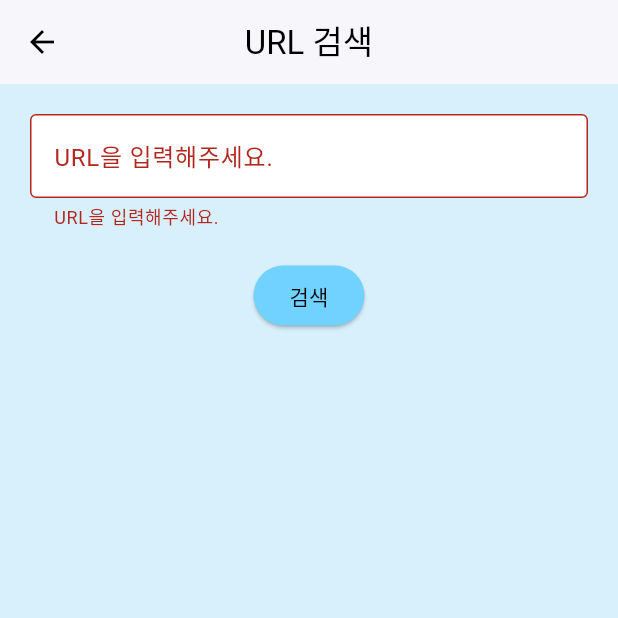
After one commit to SSS-PROJECT-TEAM-9-GDG/FE, a Flutter app: the URLSearchScreen screen opened directly, after a tap on "검색", on a phone screen of 412 x 824 dp, the top half of it. The commit adds this screen. Run offline on Flutter 3.47's test engine with Material 3 defaults, Android fonts, the phone set to English and light mode, and no system bars; our stand-ins replace dio, fluttertoast; Roboto replaces fonts that are missing (Pretendard).

Commit message:
feat: url검색 서버 연결

```diff
--- a/sssproject_frontend/lib/const/images.dart
+++ b/sssproject_frontend/lib/const/images.dart
@@ -1,5 +1,6 @@
 const String backgroundCurve = 'assets/images/backgroundCurve.png';
 const String goormCharactor = 'assets/images/goormCharactor.png';
+const String gooroomCharactor2 = 'assets/images/goormCharactor2.png';
 const String sheildCharactor = 'assets/images/sheildCharactor.png';
 
 const String shieldSearchColor = 'assets/images/shieldSearchColor.png';
--- /dev/null
+++ b/sssproject_frontend/lib/url/repository/urlSearchService.dart
@@ -0,0 +1,45 @@
+import 'package:dio/dio.dart';
+import 'package:sssproject_frontend/const/dio.dart';
+import 'package:sssproject_frontend/url/model/Url.dart';
+
+class UrlSearchService {
+final dio = Dio();
+
+  UrlSearchService() {
+    dio.options.validateStatus = (status) {
+      return status != null && status < 500; // 500 이상의 오류는 예외로 처리하지 않음
+    };
+  }
+
+  Future<Url> getUrlData(String url) async{
+    Response response;
+    try{
+      String serverUrl = '$BASE_URL/api/urlcheck/scan';
+      response = await dio.post(
+        serverUrl,
+        data: {'url' : url,}
+      );
+
+      if(response.statusCode == 200) {
+        print("url 전송 선공!");
+        print('Response Data: ${response.data}');
+        return Url.fromJson(response.data);
+      } else {
+        throw Exception('Fail to load data');
+      }
+    } on DioException catch (e) {
+      String errorMessage = '서버 오류가 발생했습니다. 잠시 후 다시 시도해주세요.';
+      if (e.response != null) {
+        if (e.response!.statusCode == 500) {
+          errorMessage = '서버에서 처리할 수 없는 오류가 발생했습니다.';
+        }
+        errorMessage = e.response?.data['message'] ?? errorMessage;
+      } else {
+        // 네트워크 오류나 기타 오류 처리
+        errorMessage = e.message ?? errorMessage;
+      }
+
+      throw Exception('Failed to load report data: ${e.response?.data['message'] ?? e.message}');
+    }
+  }
+}
--- /dev/null
+++ b/sssproject_frontend/lib/url/view/urlSearchScreen.dart
@@ -0,0 +1,113 @@
+import 'package:flutter/material.dart';
+import 'package:sssproject_frontend/const/colors.dart';
+import 'package:sssproject_frontend/url/model/Url.dart';
+import 'package:sssproject_frontend/url/repository/urlSearchService.dart';
+import 'package:sssproject_frontend/url/view/safeUrlWidget.dart';
+
+class URLSearchScreen extends StatefulWidget {
+  const URLSearchScreen({super.key});
+
+  @override
+  State<URLSearchScreen> createState() => _URLSearchScreenState();
+}
+
+class _URLSearchScreenState extends State<URLSearchScreen> {
+  final TextEditingController _urlController = TextEditingController();
+  String? _errorText;
+  bool isValid = false;
+  UrlSearchService urlSearchService = UrlSearchService();
+  Future<Url>? urlData;
+  // URL 유효성 검사 함수
+  bool isValidURL(String url) {
+    final RegExp urlPattern = RegExp(
+      r'^(https?|ftp):\/\/[^\s/$.?#].[^\s]*$',
+      caseSensitive: false,
+    );
+    return urlPattern.hasMatch(url);
+  }
+
+  void validateURL() {
+    setState(() {
+      String input = _urlController.text.trim();
+      if (input.isEmpty) {
+        _errorText = "URL을 입력해주세요.";
+        isValid = false;
+      } else if (!isValidURL(input)) {
+        _errorText = "URL을 정확하게 입력해주세요.";
+        isValid = false;
+      } else {
+        _errorText = null;
+        isValid = true;
+      }
+    });
+  }
+
+  @override
+  Widget build(BuildContext context) {
+    return Scaffold(
+      backgroundColor: primaryBlue.withOpacity(0.5),
+      appBar: AppBar(
+        title: const Text("URL 검색"),
+        centerTitle: true,
+        backgroundColor: Colors.white,
+        foregroundColor: Colors.black,
+        elevation: 1,
+      ),
+      body: Padding(
+        padding: const EdgeInsets.all(20.0),
+        child: Column(
+          children: [
+            TextField(
+              controller: _urlController,
+              keyboardType: TextInputType.url,
+              decoration: InputDecoration(
+                labelText: "URL을 입력해주세요.",
+                border: const OutlineInputBorder(),
+                errorText: _errorText,
+                filled: true,
+                fillColor: Colors.white,
+              ),
+              onChanged: (value) {
+                setState(() {
+                  isValid = false;
+                  _errorText = null;
+                });
+              },
+              onSubmitted: (value) => validateURL(),
+            ),
+            const SizedBox(height: 20),
+            ElevatedButton(
+              onPressed: () {
+                validateURL();
+                if (isValid) { // ✅ 유효성 검사 통과한 경우에만 실행
+                  setState(() {
+                    urlData = urlSearchService.getUrlData(_urlController.text);
+                  });
+                }
+              },
+              style: ElevatedButton.styleFrom(backgroundColor: secondaryBlue),
+              child: const Text("검색", style: TextStyle(color: textBlack)),
+            ),
+            const SizedBox(height: 20),
+            // FutureBuilder로 비동기 데이터를 처리
+            if (urlData!=null)
+              FutureBuilder<Url>(
+                future: urlData,
+                builder: (context, snapshot) {
+                  if (snapshot.connectionState == ConnectionState.waiting) {
+                    return const CircularProgressIndicator();
+                  } else if (snapshot.hasError) {
+                    return Text('Error: ${snapshot.error}');
+                  } else if (snapshot.hasData) {
+                    return safeUrlWidget(snapshot.data!);
+                  } else {
+                    return const Text('');
+                  }
+                },
+              ),
+          ],
+        ),
+      ),
+    );
+  }
+}
--- a/sssproject_frontend/lib/util/view/customNavigationBar.dart
+++ b/sssproject_frontend/lib/util/view/customNavigationBar.dart
@@ -3,6 +3,7 @@ import 'package:flutter/services.dart';
 import 'package:fluttertoast/fluttertoast.dart';
 import 'package:provider/provider.dart';
 import 'package:sssproject_frontend/const/colors.dart';
+import 'package:sssproject_frontend/url/view/urlSearchScreen.dart';
 import 'package:sssproject_frontend/util/provider/backPressProvider.dart';
 import 'package:sssproject_frontend/home/view/homScreen.dart';
 import 'package:sssproject_frontend/report/veiw/reportHelperScreen.dart';
@@ -167,7 +168,7 @@ class _customNavigationBarState extends State<customNavigationBar> with TickerPr
             body: TabBarView(
               controller: _tabController,
               children: [
-                const Center(child: Text('검색페이지')),
+                const URLSearchScreen(),
                 const Center(child: Text('권한설정')),
                 HomeScreen(changeTab: changeTab),
                 const Center(child: Text('이미지 노이즈')),
```
Also changed, not shown: sssproject_frontend/lib/search/repository/searchRepository.dart (+0 -22 lines), sssproject_frontend/lib/url/view/safeUrlWidget.dart (added, +49 -0 lines), sssproject_frontend/assets/images/goormCharactor2.png (added), sssproject_frontend/lib/url/model/Url.dart (renamed from sssproject_frontend/lib/search/dio/Url.dart).
